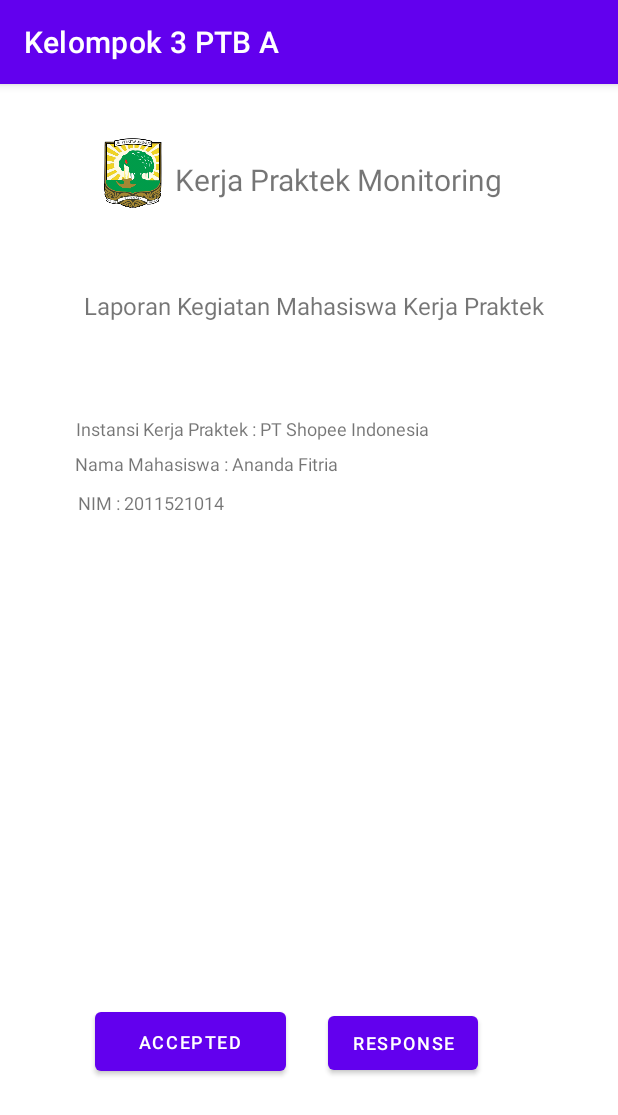
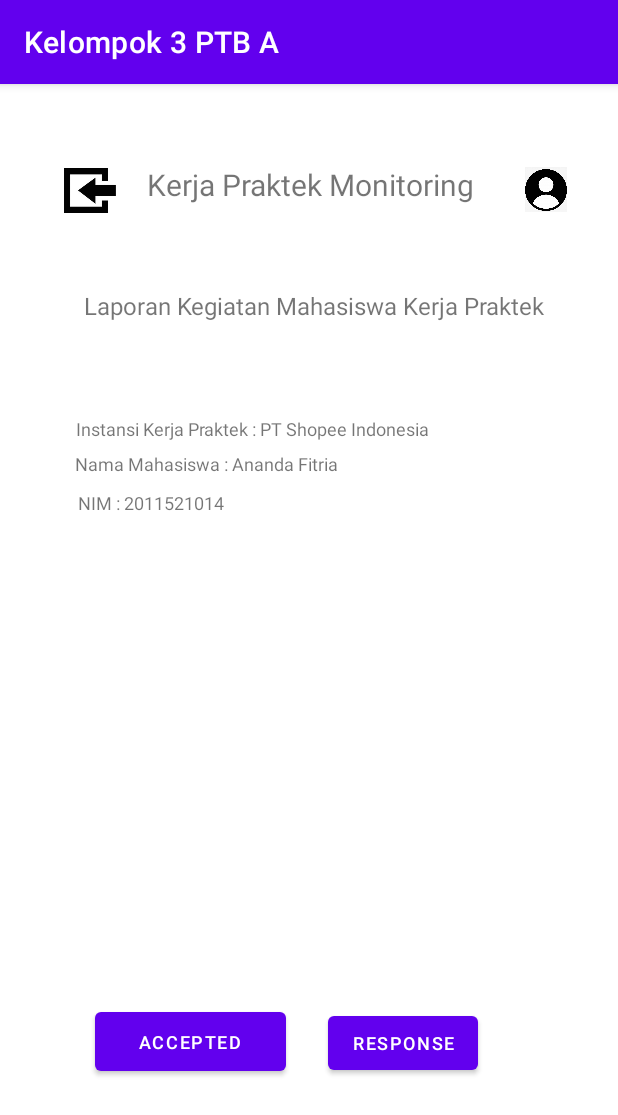
Before and after one commit to anandafitria/Kelompok3PTBA, an Android app: the ListLogbook screen opened directly, with no data from a screen before it, on a phone screen of 412 x 824 dp. Shown: the top 1115 px of the screen. Run offline under Robolectric (Android 15) with nearby library versions, the phone set to English and light mode, and no system bars.

Commit message:
bismillah coba2

```diff
--- a/app/src/main/res/layout/activity_list_logbook.xml
+++ b/app/src/main/res/layout/activity_list_logbook.xml
@@ -9,6 +9,32 @@
     tools:context=".ListLogbook">
 
 
+    <ImageView
+        android:id="@id/imageView"
+        android:layout_width="52dp"
+        android:layout_height="30dp"
+        app:layout_constraintBottom_toBottomOf="parent"
+        app:layout_constraintEnd_toEndOf="parent"
+        app:layout_constraintHorizontal_bias="0.044"
+        app:layout_constraintStart_toStartOf="parent"
+        app:layout_constraintTop_toTopOf="parent"
+        app:layout_constraintVertical_bias="0.052"
+        app:srcCompat="@drawable/iconBack"
+        tools:ignore="ImageContrastCheck" />
+
+    <ImageView
+        android:id="@+id/imageView"
+        android:layout_width="52dp"
+        android:layout_height="30dp"
+        app:layout_constraintBottom_toBottomOf="parent"
+        app:layout_constraintEnd_toEndOf="parent"
+        app:layout_constraintHorizontal_bias="0.994"
+        app:layout_constraintStart_toStartOf="parent"
+        app:layout_constraintTop_toTopOf="parent"
+        app:layout_constraintVertical_bias="0.051"
+        app:srcCompat="@drawable/iconProfile"
+        tools:ignore="ImageContrastCheck" />
+
     <TextView
         android:id="@+id/TextViewe"
         android:layout_width="221dp"
@@ -19,10 +45,10 @@
         android:textSize="20dp"
         app:layout_constraintBottom_toBottomOf="parent"
         app:layout_constraintEnd_toEndOf="parent"
-        app:layout_constraintHorizontal_bias="0.736"
+        app:layout_constraintHorizontal_bias="0.526"
         app:layout_constraintStart_toStartOf="parent"
         app:layout_constraintTop_toTopOf="parent"
-        app:layout_constraintVertical_bias="0.0"
+        app:layout_constraintVertical_bias="0.005"
         tools:ignore="DuplicateIds" />
 
     <TextView
@@ -80,18 +106,6 @@
         app:layout_constraintTop_toTopOf="parent"
         app:layout_constraintVertical_bias="0.347" />
 
-    <ImageView
-        android:id="@+id/imageView"
-        android:layout_width="137dp"
-        android:layout_height="48dp"
-        app:layout_constraintBottom_toBottomOf="parent"
-        app:layout_constraintEnd_toEndOf="parent"
-        app:layout_constraintHorizontal_bias="0.0"
-        app:layout_constraintStart_toStartOf="parent"
-        app:layout_constraintTop_toTopOf="parent"
-        app:layout_constraintVertical_bias="0.023"
-        app:srcCompat="@drawable/ic_logo_unand"
-        tools:ignore="ImageContrastCheck" />
 
     <Button
         android:id="@+id/button2"
```
Also changed, not shown: app/src/main/res/drawable/iconBack.jpg (added), app/src/main/res/drawable/iconProfile.jpg (added).
